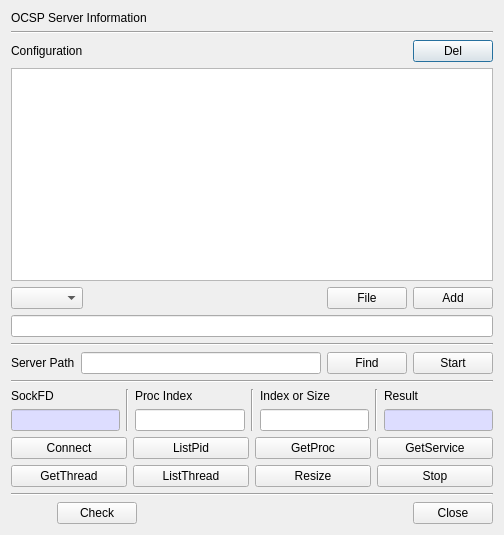
Old version of the form CertMan/pki_srv_dlg.ui in the repository jykim74/CertMan.
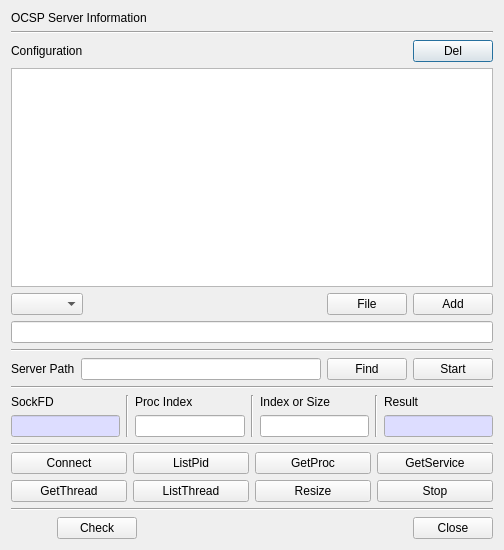
New version of the form. Icons and pictures are not drawn.

```diff
--- a/CertMan/pki_srv_dlg.ui
+++ b/CertMan/pki_srv_dlg.ui
@@ -7,7 +7,7 @@
     <x>0</x>
     <y>0</y>
     <width>504</width>
-    <height>535</height>
+    <height>550</height>
    </rect>
   </property>
   <property name="windowTitle">
@@ -281,6 +281,13 @@
      </item>
     </layout>
    </item>
+   <item>
+    <widget class="Line" name="line_8">
+     <property name="orientation">
+      <enum>Qt::Horizontal</enum>
+     </property>
+    </widget>
+   </item>
    <item>
     <layout class="QGridLayout" name="gridLayout_6">
      <property name="topMargin">
```
